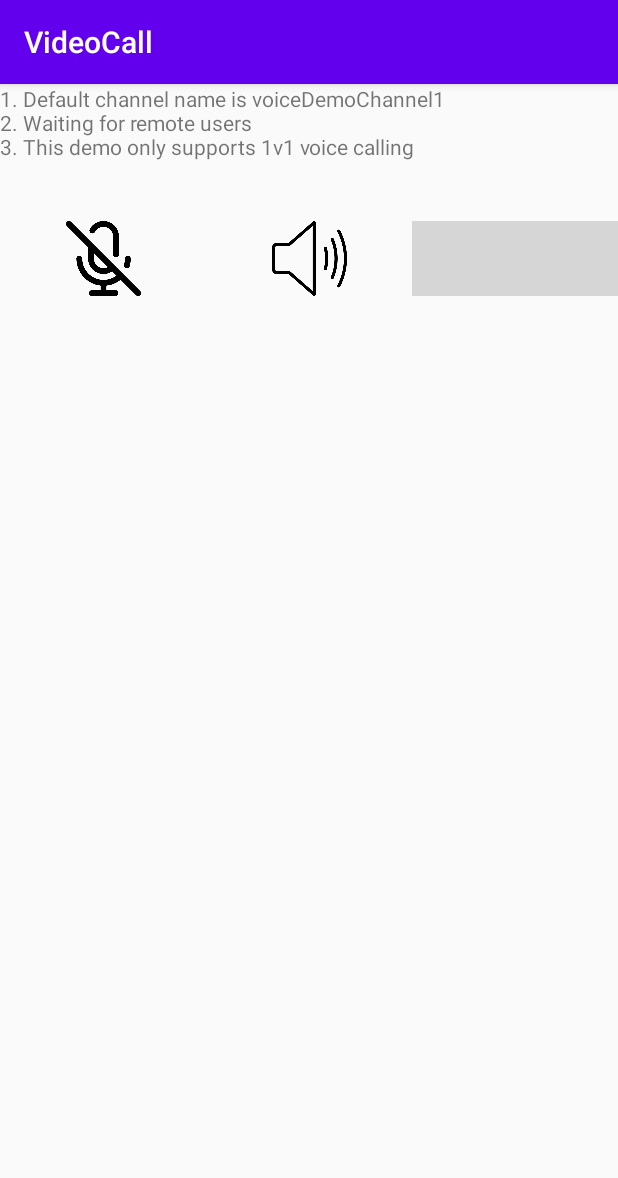
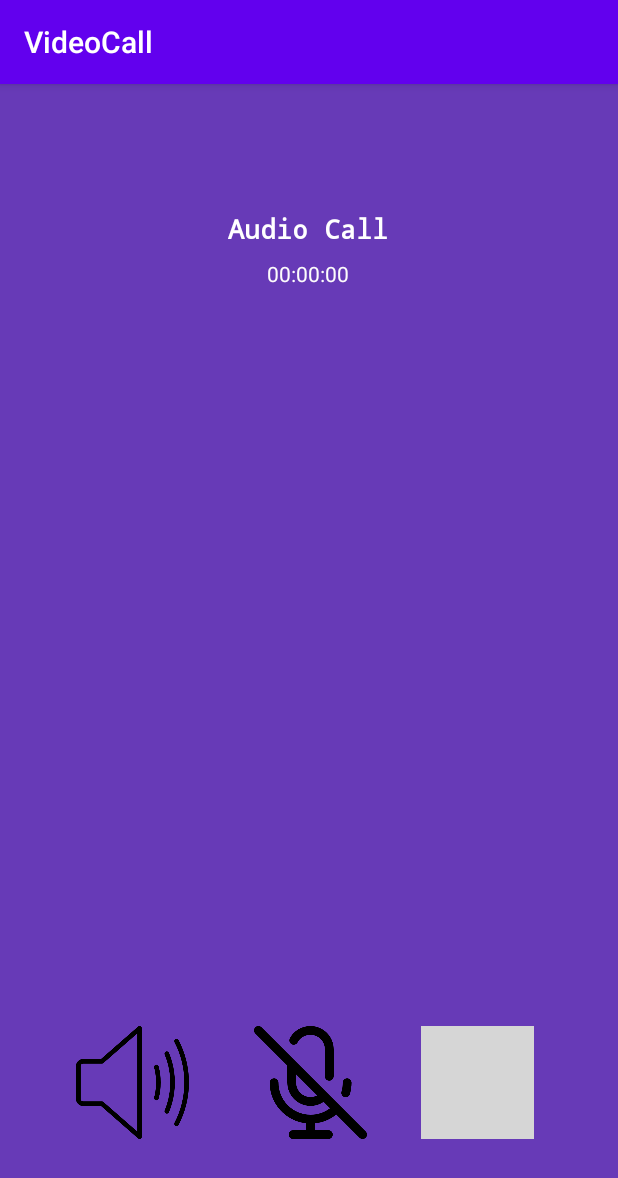
Before and after one commit to Alwin1847207/VideoCall, an Android app: the AudioCallActivity screen opened directly, with no data from a screen before it, on a phone screen of 412 x 824 dp. Shown: the top 1178 px of the screen. Run offline under Robolectric (Android 15) with nearby library versions, the phone set to English and light mode, and no system bars; libraries missing offline, so code that uses them is left out: io.agora.rtc; Roboto replaces fonts that are not available here; 3 statements that could not run were skipped; grey boxes are pictures that could not be loaded.

Commit message:
Audio Call UI Created

```diff
--- a/app/src/main/AndroidManifest.xml
+++ b/app/src/main/AndroidManifest.xml
@@ -14,7 +14,8 @@
     <uses-permission android:name="android.permission.WAKE_LOCK" />
     <uses-permission android:name="android.permission.READ_EXTERNAL_STORAGE" />
     <uses-permission android:name="android.permission.WRITE_EXTERNAL_STORAGE" />
-    <uses-permission android:name="android.permission.READ_PRIVILEGED_PHONE_STATE"
+    <uses-permission
+        android:name="android.permission.READ_PRIVILEGED_PHONE_STATE"
         tools:ignore="ProtectedPermissions" />
 
     <application
@@ -24,6 +25,7 @@
         android:roundIcon="@mipmap/ic_launcher_round"
         android:supportsRtl="true"
         android:theme="@style/AppTheme">
+        <activity android:name=".MessageingActivity"></activity>
         <activity android:name=".MessagingActivity" />
         <activity android:name=".AudioCallActivity" />
         <activity android:name=".VideoCallActivity" />
--- a/app/src/main/java/com/example/videocall/AudioCallActivity.java
+++ b/app/src/main/java/com/example/videocall/AudioCallActivity.java
@@ -10,6 +10,7 @@ import io.agora.rtc.IRtcEngineEventHandler;
 import io.agora.rtc.RtcEngine;
 
 import android.Manifest;
+import android.content.Intent;
 import android.content.pm.PackageManager;
 import android.graphics.PorterDuff;
 import android.os.Bundle;
@@ -130,6 +131,8 @@ public class AudioCallActivity extends AppCompatActivity {
 
         // Stops/Resumes sending the local audio stream.
         mRtcEngine.muteLocalAudioStream(iv.isSelected());
+
+        Toast.makeText(this, "Audio Muted", Toast.LENGTH_SHORT).show();
     }
 
     // Tutorial Step 5
@@ -147,10 +150,15 @@ public class AudioCallActivity extends AppCompatActivity {
         //
         // This method sets whether the audio is routed to the speakerphone or earpiece. After calling this method, the SDK returns the onAudioRouteChanged callback to indicate the changes.
         mRtcEngine.setEnableSpeakerphone(view.isSelected());
+
+        Toast.makeText(this, "Speaker Toggled", Toast.LENGTH_SHORT).show();
     }
 
     // Tutorial Step 3
     public void onEncCallClicked(View view) {
+        Toast.makeText(this, "Call Ended", Toast.LENGTH_SHORT).show();
+        Intent intent = new Intent(AudioCallActivity.this,HomeActivity.class);
+        startActivity(intent);
         finish();
     }
 
@@ -188,8 +196,8 @@ public class AudioCallActivity extends AppCompatActivity {
     // Tutorial Step 4
     private void onRemoteUserLeft(int uid, int reason) {
         showLongToast(String.format(Locale.US, "user %d left %d", (uid & 0xFFFFFFFFL), reason));
-        View tipMsg = findViewById(R.id.quick_tips_when_use_agora_sdk); // optional UI
-        tipMsg.setVisibility(View.VISIBLE);
+        //View tipMsg = findViewById(R.id.quick_tips_when_use_agora_sdk); // optional UI
+        //tipMsg.setVisibility(View.VISIBLE);
     }
 
     // Tutorial Step 6
--- a/app/src/main/java/com/example/videocall/MessagingActivity.java
+++ b/app/src/main/java/com/example/videocall/MessageingActivity.java
@@ -4,11 +4,11 @@ import androidx.appcompat.app.AppCompatActivity;
 
 import android.os.Bundle;
 
-public class MessagingActivity extends AppCompatActivity {
+public class MessageingActivity extends AppCompatActivity {
 
     @Override
     protected void onCreate(Bundle savedInstanceState) {
         super.onCreate(savedInstanceState);
-        setContentView(R.layout.activity_messaging);
+        setContentView(R.layout.activity_messageing);
     }
 }
--- a/app/src/main/java/com/example/videocall/VideoCallActivity.java
+++ b/app/src/main/java/com/example/videocall/VideoCallActivity.java
@@ -8,6 +8,7 @@ import android.util.Log;
 import android.view.SurfaceView;
 import android.view.View;
 import android.widget.FrameLayout;
+import android.widget.Toast;
 
 import com.google.android.material.floatingactionbutton.FloatingActionButton;
 
@@ -52,6 +53,7 @@ public class VideoCallActivity extends AppCompatActivity {
         endbtn.setOnClickListener(new View.OnClickListener() {
             @Override
             public void onClick(View view) {
+                Toast.makeText(VideoCallActivity.this, "Call Ended", Toast.LENGTH_SHORT).show();
                 Intent home = new Intent(VideoCallActivity.this,HomeActivity.class);
                 startActivity(home);
                 finish();
--- a/app/src/main/res/layout/activity_audio_call.xml
+++ b/app/src/main/res/layout/activity_audio_call.xml
@@ -1,5 +1,4 @@
-<?xml version="1.0" encoding="utf-8"?>
-<!--<androidx.constraintlayout.widget.ConstraintLayout xmlns:android="http://schemas.android.com/apk/res/android"-->
+<?xml version="1.0" encoding="utf-8"?><!--<androidx.constraintlayout.widget.ConstraintLayout xmlns:android="http://schemas.android.com/apk/res/android"-->
 <!--    xmlns:app="http://schemas.android.com/apk/res-auto"-->
 <!--    xmlns:tools="http://schemas.android.com/tools"-->
 <!--    android:layout_width="match_parent"-->
@@ -9,57 +8,90 @@
 <!--</androidx.constraintlayout.widget.ConstraintLayout>-->
 
 <RelativeLayout xmlns:android="http://schemas.android.com/apk/res/android"
+    xmlns:app="http://schemas.android.com/apk/res-auto"
     xmlns:tools="http://schemas.android.com/tools"
     android:id="@+id/activity_voice_chat_view"
     android:layout_width="match_parent"
     android:layout_height="match_parent"
     tools:context=".AudioCallActivity">
 
-    <LinearLayout
+    <androidx.constraintlayout.widget.ConstraintLayout
         android:layout_width="match_parent"
         android:layout_height="match_parent"
-        android:layout_alignParentBottom="true"
-        android:orientation="vertical">
-
-        <TextView
-            android:id="@+id/quick_tips_when_use_agora_sdk"
-            android:layout_width="match_parent"
-            android:layout_height="wrap_content"
-            android:layout_marginBottom="40dp"
-            android:gravity="center_vertical|start"
-            android:text="1. Default channel name is voiceDemoChannel1\n2. Waiting for remote users\n3. This demo only supports 1v1 voice calling" />
-
-        <LinearLayout
-            android:layout_width="match_parent"
-            android:layout_height="50dp"
-            android:orientation="horizontal">
+        android:background="#673AB7">
 
         <ImageView
-                android:layout_width="0dp"
-                android:layout_height="match_parent"
+            android:id="@+id/imageView4"
+            android:layout_width="75dp"
+            android:layout_height="75dp"
+            android:layout_marginEnd="36dp"
             android:layout_weight="20"
             android:onClick="onLocalAudioMuteClicked"
             android:scaleType="centerInside"
-                android:src="@drawable/mute" />
+            android:src="@drawable/mute"
+            app:layout_constraintBottom_toBottomOf="parent"
+            app:layout_constraintEnd_toStartOf="@+id/imageView5"
+            app:layout_constraintTop_toTopOf="parent"
+            app:layout_constraintVertical_bias="0.907" />
 
         <ImageView
-                android:layout_width="0dp"
-                android:layout_height="match_parent"
+            android:layout_width="75dp"
+            android:layout_height="75dp"
             android:layout_weight="20"
             android:onClick="onSwitchSpeakerphoneClicked"
             android:scaleType="centerInside"
-                android:src="@drawable/audio" />
+            android:src="@drawable/audio"
+            app:layout_constraintBottom_toBottomOf="parent"
+            app:layout_constraintEnd_toStartOf="@+id/imageView4"
+            app:layout_constraintHorizontal_bias="0.542"
+            app:layout_constraintStart_toStartOf="parent"
+            app:layout_constraintTop_toTopOf="parent"
+            app:layout_constraintVertical_bias="0.907" />
 
         <ImageView
-                android:layout_width="0dp"
-                android:layout_height="match_parent"
+            android:id="@+id/imageView5"
+            android:layout_width="75dp"
+            android:layout_height="75dp"
+            android:layout_marginEnd="56dp"
             android:layout_weight="20"
             android:onClick="onEncCallClicked"
             android:scaleType="centerInside"
-                android:src="@drawable/endcall" />
+            android:src="@drawable/endcall"
+            app:layout_constraintBottom_toBottomOf="parent"
+            app:layout_constraintEnd_toEndOf="parent"
+            app:layout_constraintTop_toTopOf="parent"
+            app:layout_constraintVertical_bias="0.907" />
 
-        </LinearLayout>
+        <TextView
+            android:id="@+id/textView14"
+            android:layout_width="wrap_content"
+            android:layout_height="wrap_content"
+            android:fontFamily="monospace"
+            android:text="Audio Call"
+            android:textColor="#FFFFFF"
+            android:textSize="18sp"
+            android:textStyle="bold"
+            app:layout_constraintBottom_toBottomOf="parent"
+            app:layout_constraintEnd_toEndOf="parent"
+            app:layout_constraintHorizontal_bias="0.498"
+            app:layout_constraintStart_toStartOf="parent"
+            app:layout_constraintTop_toTopOf="parent"
+            app:layout_constraintVertical_bias="0.113" />
 
-    </LinearLayout>
+        <TextView
+            android:id="@+id/textView15"
+            android:layout_width="wrap_content"
+            android:layout_height="wrap_content"
+            android:layout_marginBottom="552dp"
+            android:text="00:00:00"
+            android:textColor="#FDFCFC"
+            app:layout_constraintBottom_toBottomOf="parent"
+            app:layout_constraintEnd_toEndOf="parent"
+            app:layout_constraintHorizontal_bias="0.498"
+            app:layout_constraintStart_toStartOf="parent"
+            app:layout_constraintTop_toBottomOf="@+id/textView14"
+            app:layout_constraintVertical_bias="0.093" />
+
+    </androidx.constraintlayout.widget.ConstraintLayout>
 
 </RelativeLayout>
--- a/app/src/main/res/layout/activity_messaging.xml
+++ b/app/src/main/res/layout/activity_messageing.xml
@@ -4,6 +4,6 @@
     xmlns:tools="http://schemas.android.com/tools"
     android:layout_width="match_parent"
     android:layout_height="match_parent"
-    tools:context=".MessagingActivity">
+    tools:context=".MessageingActivity">
 
 </androidx.constraintlayout.widget.ConstraintLayout>
```
Lines whose indentation alone changed are shown as unchanged.
